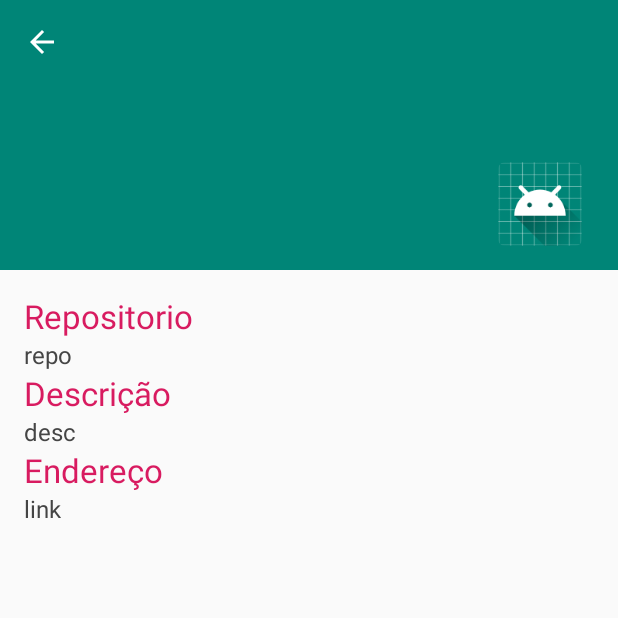
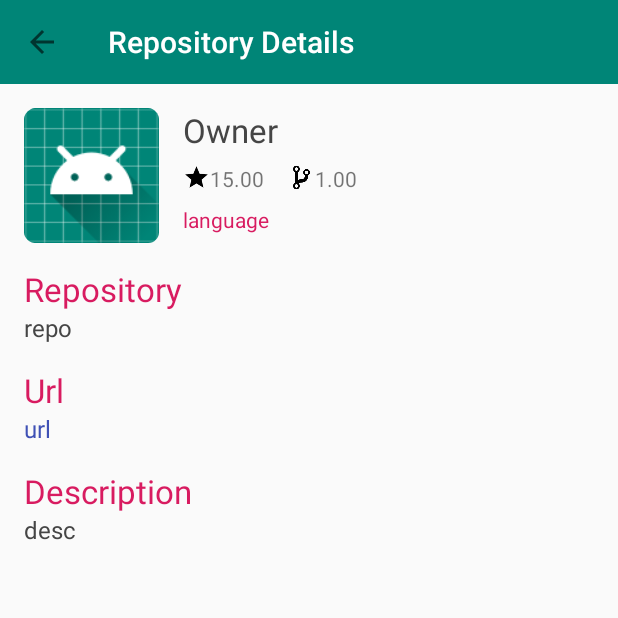
Before and after one commit to manickchand/AndroidListRepositoriesGitHub, an Android app: the DetailsActivity screen opened directly, with no data from a screen before it, on a phone screen of 412 x 824 dp, the top half of it. Run offline under Robolectric (Android 15) with nearby library versions, the phone set to English and light mode, and no system bars; our stand-ins replace Picasso; pictures from the network do not load; 8 statements that could not run were skipped.

Commit message:
feat: details repository activity

```diff
--- a/app/src/main/java/com/manickchand/androidlistrepositoriesgithub/DetailsActivity.java
+++ b/app/src/main/java/com/manickchand/androidlistrepositoriesgithub/DetailsActivity.java
@@ -1,26 +1,25 @@
 package com.manickchand.androidlistrepositoriesgithub;
 
+import android.content.Intent;
+import android.net.Uri;
 import android.os.Bundle;
-import android.service.autofill.TextValueSanitizer;
-import android.util.Log;
 import android.view.View;
 import android.widget.ImageView;
 import android.widget.TextView;
-
-import androidx.appcompat.app.AppCompatActivity;
-import androidx.appcompat.widget.Toolbar;
 
 import com.manickchand.androidlistrepositoriesgithub.model.Item;
 import com.manickchand.androidlistrepositoriesgithub.util.Constants;
 import com.squareup.picasso.Picasso;
 
-import org.w3c.dom.Text;
+import androidx.appcompat.app.AppCompatActivity;
+import androidx.appcompat.widget.Toolbar;
 
 public class DetailsActivity extends AppCompatActivity {
 
     private Item item;
     private Toolbar toolbar;
-    private TextView tv_name, tv_desc, tv_link;
+    private TextView tv_name, tv_desc, tv_link, tv_owner,
+                     tv_start_count, tv_fork_count, tv_language;
     private ImageView iv_user_image;
 
     @Override
@@ -30,7 +29,6 @@ public class DetailsActivity extends AppCompatActivity {
 
         init();
 
-
         setSupportActionBar(toolbar);
         getSupportActionBar().setDisplayHomeAsUpEnabled(true);
         toolbar.setNavigationOnClickListener(new View.OnClickListener() {
@@ -39,25 +37,36 @@ public class DetailsActivity extends AppCompatActivity {
                 finish();
             }
         });
+        setTitle(R.string.title_activity_details);
 
-        this.item = (Item) getIntent().getSerializableExtra("item");
+        this.item = (Item) getIntent().getSerializableExtra(Constants.STR_ITEM);
 
         setData();
 
     }
 
     private void setData() {
-        String title = this.item.getOwner().getLogin().length()>15 ? this.item.getOwner().getLogin().substring(0,12)+"..." : this.item.getOwner().getLogin() ;
-        setTitle(title);
 
+        this.tv_owner.setText(this.item.getOwner().getLogin());
+        this.tv_fork_count.setText(String.valueOf(this.item.getForksCount()));
+        this.tv_start_count.setText(String.valueOf(this.item.getStargazersCount()));
+        this.tv_language.setText(this.item.getLanguage());
         this.tv_name.setText(this.item.getName());
         this.tv_desc.setText(this.item.getDescription());
-        this.tv_link.setText(this.item.getUrl());
+        this.tv_link.setText(this.item.getHtmlUrl());
+
+        this.tv_link.setOnClickListener(new View.OnClickListener() {
+            @Override
+            public void onClick(View view) {
+                goToUrl(item.getHtmlUrl());
+            }
+        });
 
         loadImage();
 
     }
 
+    //carrega imagem do dono do repo e seta do imageView
     private void loadImage() {
         Picasso.get()
                 .load(this.item.getOwner().getAvatarUrl())
@@ -65,11 +74,24 @@ public class DetailsActivity extends AppCompatActivity {
                 .error(R.mipmap.ic_launcher)
                 .into(iv_user_image);
     }
+
+    //inicializa atributos
     private void init() {
         this.toolbar = findViewById(R.id.toolbar);
         this.tv_name = findViewById(R.id.tv_name);
         this.tv_desc = findViewById(R.id.tv_desc);
         this.tv_link = findViewById(R.id.tv_link);
+        this.tv_owner = findViewById(R.id.tv_owner);
+        this.tv_start_count = findViewById(R.id.tv_start_count);
+        this.tv_fork_count = findViewById(R.id.tv_fork_count);
+        this.tv_language = findViewById(R.id.tv_language);
         this.iv_user_image =  findViewById(R.id.iv_user_image);
     }
+
+
+    //abre navegador no endereço do repositorio
+    private void goToUrl(String url){
+        Intent intent = new Intent(Intent.ACTION_VIEW, Uri.parse(url));
+        startActivity(intent);
+    }
 }
--- a/app/src/main/java/com/manickchand/androidlistrepositoriesgithub/MainActivity.java
+++ b/app/src/main/java/com/manickchand/androidlistrepositoriesgithub/MainActivity.java
@@ -8,11 +8,6 @@ import android.view.MenuItem;
 import android.view.View;
 import android.widget.ProgressBar;
 import android.widget.Toast;
-
-import androidx.appcompat.app.AppCompatActivity;
-import androidx.appcompat.widget.Toolbar;
-import androidx.recyclerview.widget.LinearLayoutManager;
-import androidx.recyclerview.widget.RecyclerView;
 
 import com.manickchand.androidlistrepositoriesgithub.adapters.AdapterRV;
 import com.manickchand.androidlistrepositoriesgithub.interfaces.IserviceRetrofit;
@@ -26,6 +21,10 @@ import com.manickchand.androidlistrepositoriesgithub.util.RetrofitInit;
 import java.util.ArrayList;
 import java.util.List;
 
+import androidx.appcompat.app.AppCompatActivity;
+import androidx.appcompat.widget.Toolbar;
+import androidx.recyclerview.widget.LinearLayoutManager;
+import androidx.recyclerview.widget.RecyclerView;
 import retrofit2.Call;
 import retrofit2.Callback;
 import retrofit2.Response;
@@ -34,7 +33,7 @@ import retrofit2.Retrofit;
 public class MainActivity extends AppCompatActivity implements RecyclerViewOnClickListenerHack {
 
     private Toolbar toolbar;
-    private IserviceRetrofit iserviceRetrofit; //interface com metodos de requiziicoes
+    private IserviceRetrofit iserviceRetrofit; //interface com metodos de requisicoes
     private Retrofit retrofit;
     private RecyclerView rv;
     private List<Item> mlist;
@@ -60,6 +59,7 @@ public class MainActivity extends AppCompatActivity implements RecyclerViewOnCli
         checkNetworkState();
     }
 
+    //Verifica se tem conexão com a internet
     private void checkNetworkState() {
         HasConnection connection = new HasConnection();
         if(connection.networkStatus(this)){
@@ -70,6 +70,7 @@ public class MainActivity extends AppCompatActivity implements RecyclerViewOnCli
         }
     }
 
+    //chama método getReposotories
     private void requestRepositories() {
 
         String repositoryFilter = this.filter+"+language:"+this.language;
@@ -144,20 +145,18 @@ public class MainActivity extends AppCompatActivity implements RecyclerViewOnCli
         return super.onOptionsItemSelected(item);
     }
 
-
+    //inicializa e seta adapter no Recycler
     private void setAdapter(){
         AdapterRV adapter = new AdapterRV( this, mlist);
-        adapter.setReciclerViewOnClickListenerHack(this);
+        adapter.setRecyclerViewOnClickListenerHack(this);
         rv.setAdapter(adapter);
-        adapter.notifyDataSetChanged();
-        rv.setVisibility(View.VISIBLE);
     }
 
-    //Vai para tela de detalhes ao clicar
+    //Vai para tela de detalhes ao clicar em um item
     @Override
     public void onClickListener(View v, int position) {
         Intent intent = new Intent(this,DetailsActivity.class);
-        intent.putExtra("item", mlist.get(position));
+        intent.putExtra(Constants.STR_ITEM, mlist.get(position));
         startActivity(intent);
     }
 }
--- a/app/src/main/java/com/manickchand/androidlistrepositoriesgithub/adapters/AdapterRV.java
+++ b/app/src/main/java/com/manickchand/androidlistrepositoriesgithub/adapters/AdapterRV.java
@@ -1,6 +1,5 @@
 package com.manickchand.androidlistrepositoriesgithub.adapters;
 
-import android.app.Activity;
 import android.content.Context;
 import android.view.LayoutInflater;
 import android.view.View;
@@ -19,7 +18,7 @@ public class AdapterRV extends RecyclerView.Adapter<AdapterRV.MyViewHolder> {
 
     private List<Item> mlist;
     private LayoutInflater mlayoutInflater;
-    private RecyclerViewOnClickListenerHack mReciclerViewOnClickListenerHack;
+    private RecyclerViewOnClickListenerHack mRecyclerViewOnClickListenerHack;
     private View view;
 
     public AdapterRV(Context context, List<Item> list) {
@@ -49,8 +48,8 @@ public class AdapterRV extends RecyclerView.Adapter<AdapterRV.MyViewHolder> {
         return mlist.size();
     }
 
-    public void setReciclerViewOnClickListenerHack(RecyclerViewOnClickListenerHack r) {
-        mReciclerViewOnClickListenerHack = r;
+    public void setRecyclerViewOnClickListenerHack(RecyclerViewOnClickListenerHack r) {
+        mRecyclerViewOnClickListenerHack = r;
     }
 
     public class MyViewHolder extends RecyclerView.ViewHolder implements View.OnClickListener {
@@ -71,8 +70,8 @@ public class AdapterRV extends RecyclerView.Adapter<AdapterRV.MyViewHolder> {
 
         @Override
         public void onClick(View v) {
-            if (mReciclerViewOnClickListenerHack != null) {
-                mReciclerViewOnClickListenerHack.onClickListener(v, getPosition());
+            if (mRecyclerViewOnClickListenerHack != null) {
+                mRecyclerViewOnClickListenerHack.onClickListener(v, getPosition());
             }
         }
     }
--- a/app/src/main/java/com/manickchand/androidlistrepositoriesgithub/model/GitHubSearchRepository.java
+++ b/app/src/main/java/com/manickchand/androidlistrepositoriesgithub/model/GitHubSearchRepository.java
@@ -1,9 +1,10 @@
 package com.manickchand.androidlistrepositoriesgithub.model;
+
+import com.google.gson.annotations.Expose;
+import com.google.gson.annotations.SerializedName;
 
 import java.io.Serializable;
 import java.util.List;
-import com.google.gson.annotations.Expose;
-import com.google.gson.annotations.SerializedName;
 
 /*
 // GENERATED IN http://www.jsonschema2pojo.org/
--- a/app/src/main/java/com/manickchand/androidlistrepositoriesgithub/util/Constants.java
+++ b/app/src/main/java/com/manickchand/androidlistrepositoriesgithub/util/Constants.java
@@ -3,4 +3,6 @@ package com.manickchand.androidlistrepositoriesgithub.util;
 public class Constants {
     public static final String TAG_DEBUG = "ListRepositoriesGitHub";
     public static final String BASE_URL = "https://api.github.com";
+    public static final String STR_ITEM = "ITEM";
+
 }
--- a/app/src/main/res/layout/activity_details.xml
+++ b/app/src/main/res/layout/activity_details.xml
@@ -1,5 +1,5 @@
 <?xml version="1.0" encoding="utf-8"?>
-<androidx.coordinatorlayout.widget.CoordinatorLayout xmlns:android="http://schemas.android.com/apk/res/android"
+<RelativeLayout xmlns:android="http://schemas.android.com/apk/res/android"
     xmlns:app="http://schemas.android.com/apk/res-auto"
     xmlns:tools="http://schemas.android.com/tools"
     android:layout_width="match_parent"
@@ -7,43 +7,147 @@
     android:fitsSystemWindows="true"
     tools:context=".DetailsActivity">
 
-    <com.google.android.material.appbar.AppBarLayout
-        android:id="@+id/app_bar"
+    <androidx.appcompat.widget.Toolbar
+        android:id="@+id/toolbar"
+        android:minHeight="?attr/actionBarSize"
         android:layout_width="match_parent"
-        android:layout_height="@dimen/app_bar_height"
-        android:fitsSystemWindows="true"
-        android:theme="@style/AppTheme.AppBarOverlay">
+        android:layout_height="wrap_content"
+        app:titleTextColor="@android:color/white"
+        android:background="?attr/colorPrimary">
+    </androidx.appcompat.widget.Toolbar>
 
-        <com.google.android.material.appbar.CollapsingToolbarLayout
-            android:id="@+id/toolbar_layout"
+   <RelativeLayout
        android:layout_width="match_parent"
        android:layout_height="match_parent"
-            android:fitsSystemWindows="true"
-            app:contentScrim="?attr/colorPrimary"
-            app:layout_scrollFlags="scroll|exitUntilCollapsed"
-            app:toolbarId="@+id/toolbar">
-
-            <androidx.appcompat.widget.Toolbar
-                android:id="@+id/toolbar"
-                android:layout_width="match_parent"
-                android:layout_height="?attr/actionBarSize"
-                app:layout_collapseMode="pin"
-                app:popupTheme="@style/AppTheme.PopupOverlay" />
+       android:layout_below="@+id/toolbar"
+       android:layout_margin="@dimen/margin_default">
 
        <androidx.appcompat.widget.AppCompatImageView
            android:id="@+id/iv_user_image"
-                android:layout_width="wrap_content"
-                android:layout_height="?attr/actionBarSize"
+           android:layout_width="@dimen/image_detail_dimen"
+           android:layout_height="@dimen/image_detail_dimen"
            android:src="@mipmap/ic_launcher"
            android:layout_gravity="end|bottom"
            android:layout_marginRight="@dimen/margin_default"
-                android:layout_marginBottom="@dimen/margin_default"
-                app:layout_anchor="@id/app_bar"
-                app:layout_anchorGravity="bottom|end"/>
+           />
 
-        </com.google.android.material.appbar.CollapsingToolbarLayout>
-    </com.google.android.material.appbar.AppBarLayout>
+       <TextView
+           android:id="@+id/tv_owner"
+           android:layout_width="wrap_content"
+           android:layout_height="wrap_content"
+           android:textColor="@color/grey"
+           android:textSize="@dimen/text_detail"
+           android:layout_toRightOf="@+id/iv_user_image"
+           android:text="Owner" />
 
-    <include layout="@layout/content_details" />
+       <ImageView
+           android:id="@+id/iv_star"
+           android:layout_width="@dimen/dimen_18"
+           android:layout_height="@dimen/dimen_18"
+           android:layout_marginTop="@dimen/margin_item_list_text"
+           android:layout_toRightOf="@+id/iv_user_image"
+           android:layout_below="@+id/tv_owner"
+           app:srcCompat="@drawable/star_black_36dp" />
 
-</androidx.coordinatorlayout.widget.CoordinatorLayout>
+       <TextView
+           android:id="@+id/tv_start_count"
+           android:layout_width="wrap_content"
+           android:layout_height="wrap_content"
+           android:layout_toRightOf="@+id/iv_star"
+           android:layout_marginTop="@dimen/margin_item_list_text"
+           android:layout_marginRight="@dimen/margin_default"
+           android:layout_below="@+id/tv_owner"
+           android:text="15.00" />
+
+       <ImageView
+           android:id="@+id/iv_fork"
+           android:layout_width="@dimen/dimen_18"
+           android:layout_height="@dimen/dimen_18"
+           android:layout_marginTop="@dimen/margin_item_list_text"
+           android:layout_toRightOf="@+id/tv_start_count"
+           android:layout_below="@+id/tv_owner"
+           app:srcCompat="@drawable/ic_fork" />
+
+       <TextView
+           android:id="@+id/tv_fork_count"
+           android:layout_width="wrap_content"
+           android:layout_height="wrap_content"
+           android:layout_marginTop="@dimen/margin_item_list_text"
+           android:layout_toRightOf="@+id/iv_fork"
+           android:layout_below="@+id/tv_owner"
+           android:text="1.00" />
+
+       <TextView
+           android:id="@+id/tv_language"
+           android:layout_width="wrap_content"
+           android:layout_height="wrap_content"
+           android:layout_marginTop="@dimen/margin_item_list_text"
+           android:layout_toRightOf="@+id/iv_user_image"
+           android:layout_below="@+id/tv_start_count"
+           android:textColor="@color/colorAccent"
+           android:text="language" />
+
+       <LinearLayout
+           android:layout_width="match_parent"
+           android:layout_height="match_parent"
+           android:orientation="vertical"
+           android:layout_below="@+id/iv_user_image">
+
+           <TextView
+               android:id="@+id/tv_tx_name"
+               android:layout_width="wrap_content"
+               android:layout_height="wrap_content"
+               android:textColor="@color/colorAccent"
+               android:textSize="@dimen/text_detail"
+               android:layout_marginTop="@dimen/margin_default"
+               android:text="Repository" />
+
+           <TextView
+               android:id="@+id/tv_name"
+               android:layout_width="wrap_content"
+               android:layout_height="wrap_content"
+               android:textColor="@color/grey"
+               android:textSize="@dimen/text_detail_value"
+               android:text="repo" />
+
+           <TextView
+               android:id="@+id/tv_tx_link"
+               android:layout_width="wrap_content"
+               android:layout_height="wrap_content"
+               android:textColor="@color/colorAccent"
+               android:textSize="@dimen/text_detail"
+               android:layout_marginTop="@dimen/margin_default"
+               android:text="Url" />
+
+           <TextView
+               android:id="@+id/tv_link"
+               android:layout_width="wrap_content"
+               android:layout_height="wrap_content"
+               android:textColor="@color/link"
+               android:textSize="@dimen/text_detail_value"
+               android:text="url" />
+
+
+           <TextView
+               android:id="@+id/tv_tx_desc"
+               android:layout_width="wrap_content"
+               android:layout_height="wrap_content"
+               android:textColor="@color/colorAccent"
+               android:textSize="@dimen/text_detail"
+               android:layout_marginTop="@dimen/margin_default"
+               android:text="Description" />
+
+           <TextView
+               android:id="@+id/tv_desc"
+               android:layout_width="wrap_content"
+               android:layout_height="wrap_content"
+               android:textColor="@color/grey"
+               android:textSize="@dimen/text_detail_value"
+               android:text="desc" />
+
+
+
+       </LinearLayout>
+   </RelativeLayout>
+
+</RelativeLayout>
--- a/app/src/main/res/layout/content_details.xml
+++ /dev/null
@@ -1,69 +0,0 @@
-<?xml version="1.0" encoding="utf-8"?>
-<androidx.core.widget.NestedScrollView xmlns:android="http://schemas.android.com/apk/res/android"
-    xmlns:app="http://schemas.android.com/apk/res-auto"
-    xmlns:tools="http://schemas.android.com/tools"
-    android:layout_width="match_parent"
-    android:layout_height="match_parent"
-    app:layout_behavior="@string/appbar_scrolling_view_behavior"
-    tools:context=".DetailsActivity"
-    tools:showIn="@layout/activity_details">
-
-    <LinearLayout
-        android:layout_width="match_parent"
-        android:layout_height="match_parent"
-        android:orientation="vertical"
-        android:layout_margin="@dimen/margin_default">
-
-        <TextView
-            android:id="@+id/tv_tx_name"
-            android:layout_width="wrap_content"
-            android:layout_height="wrap_content"
-            android:textColor="@color/colorAccent"
-            android:textSize="@dimen/text_detail"
-            android:text="Repositorio" />
-
-        <TextView
-            android:id="@+id/tv_name"
-            android:layout_width="wrap_content"
-            android:layout_height="wrap_content"
-            android:textColor="@color/grey"
-            android:textSize="@dimen/text_detail_value"
-            android:text="repo" />
-
-        <TextView
-            android:id="@+id/tv_tx_desc"
-            android:layout_width="wrap_content"
-            android:layout_height="wrap_content"
-            android:textColor="@color/colorAccent"
-            android:textSize="@dimen/text_detail"
-            android:text="Descrição" />
-
-        <TextView
-            android:id="@+id/tv_desc"
-            android:layout_width="wrap_content"
-            android:layout_height="wrap_content"
-            android:textColor="@color/grey"
-            android:textSize="@dimen/text_detail_value"
-            android:text="desc" />
-
-
-        <TextView
-            android:id="@+id/tv_tx_link"
-            android:layout_width="wrap_content"
-            android:layout_height="wrap_content"
-            android:textColor="@color/colorAccent"
-            android:textSize="@dimen/text_detail"
-            android:text="Endereço" />
-
-        <TextView
-            android:id="@+id/tv_link"
-            android:layout_width="wrap_content"
-            android:layout_height="wrap_content"
-            android:textColor="@color/grey"
-            android:textSize="@dimen/text_detail_value"
-            android:text="link" />
-
-    </LinearLayout>
-
-
-</androidx.core.widget.NestedScrollView>
--- a/app/src/main/res/values/colors.xml
+++ b/app/src/main/res/values/colors.xml
@@ -4,4 +4,6 @@
     <color name="colorPrimaryDark">#00574B</color>
     <color name="colorAccent">#D81B60</color>
     <color name="grey">#454545</color>
+    <color name="link">#3F51B5</color>
+
 </resources>
--- a/app/src/main/res/values/dimens.xml
+++ b/app/src/main/res/values/dimens.xml
@@ -7,8 +7,7 @@
     <dimen name="dimen_18">18dp</dimen>
 
     <dimen name="font_lan">18sp</dimen>
-    <dimen name="fab_margin">16dp</dimen>
-    <dimen name="app_bar_height">180dp</dimen>
+    <dimen name="image_detail_dimen">90dp</dimen>
     <dimen name="text_margin">16dp</dimen>
     <dimen name="text_detail">22sp</dimen>
     <dimen name="text_detail_value">16sp</dimen>
--- a/app/src/main/res/values/strings.xml
+++ b/app/src/main/res/values/strings.xml
@@ -1,8 +1,8 @@
 <resources>
-    <string name="app_name">AndroidListRepositoriesGitHub</string>
-    <string name="title_activity_details">Details</string>
-    <string name="error_get_repositories">Erro ao recuperar repositórios !</string>
+    <string name="app_name">RepositoriesGitHub</string>
+    <string name="title_activity_details">Repository Details</string>
+    <string name="error_get_repositories">Error get repositories !</string>
     <string name="action_settings">Settings</string>
     <string name="title_main_activity">GitHub Trending</string>
-    <string name="no_connection">Sem Conexão =(</string>
+    <string name="no_connection">Offline =(</string>
 </resources>
```
Lines whose indentation alone changed are shown as unchanged.
